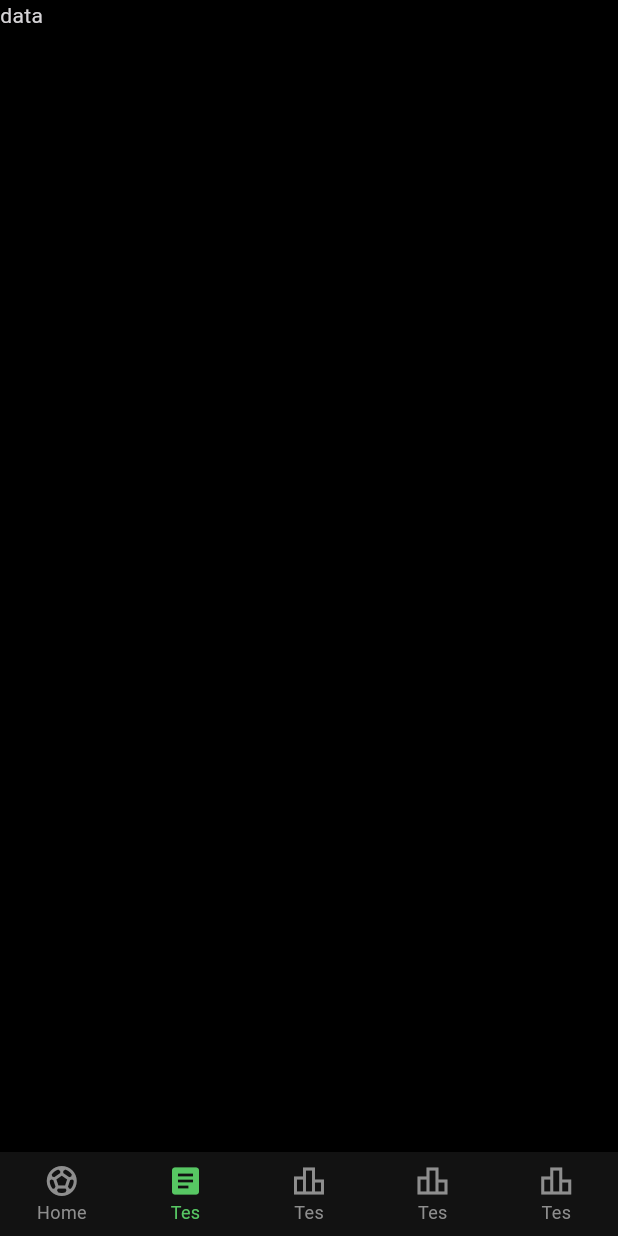
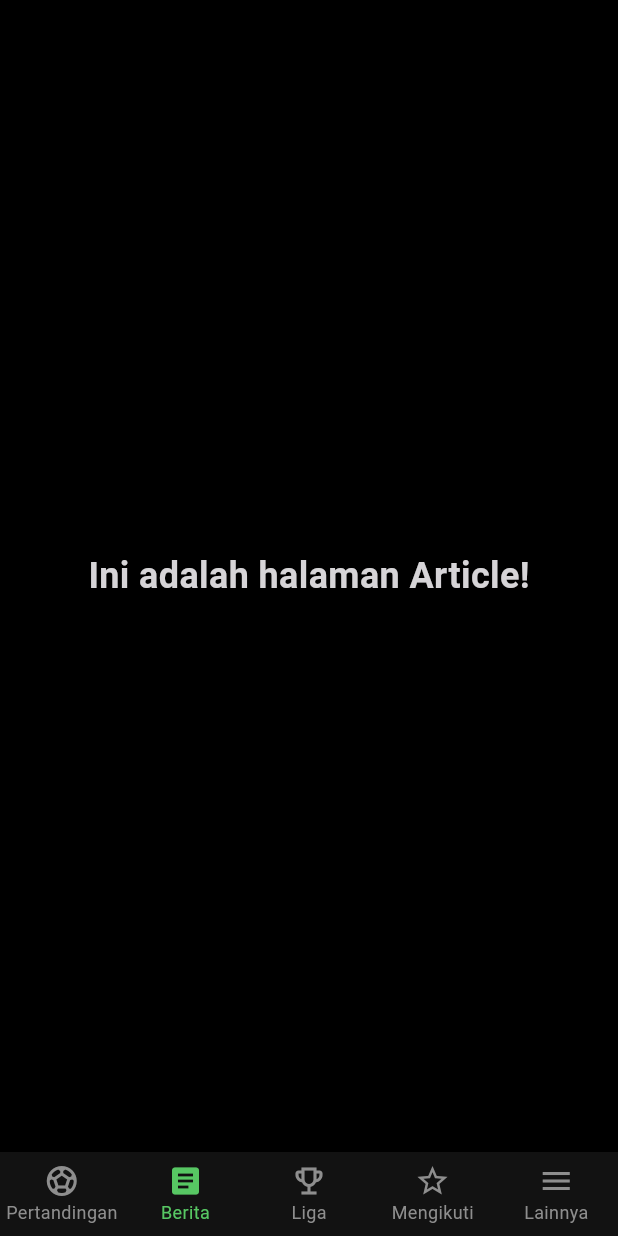
Before and after one commit to Ivanrhmt77/fotmob, a Flutter app: the screen it shows after launch, item 2 of the bottom bar chosen, on a phone screen of 412 x 824 dp. Run offline on Flutter 3.47's test engine with Material 3 defaults, Android fonts, the phone set to English and light mode, and no system bars.

Commit message:
Add bottom navbar

```diff
--- a/lib/main.dart
+++ b/lib/main.dart
@@ -13,9 +13,13 @@ class MyApp extends StatelessWidget {
   Widget build(BuildContext context) {
     return MaterialApp(
       title: 'Flutter Demo',
-      theme: ThemeData(
+      theme: ThemeData.dark().copyWith(
         primaryColor: AppColors.black,
         scaffoldBackgroundColor: AppColors.black,
+        textTheme: ThemeData.dark().textTheme.apply(
+          bodyColor: AppColors.lightGray,
+        ),
+        iconTheme: const IconThemeData(color: AppColors.lightGray),
       ),
       home: const MyHomePage(),
     );
--- /dev/null
+++ b/lib/screens/article_page.dart
@@ -0,0 +1,17 @@
+import 'package:flutter/material.dart';
+
+class ArticlePage extends StatelessWidget {
+  const ArticlePage({super.key});
+
+  @override
+  Widget build(BuildContext context) {
+    return Scaffold(
+      body: const Center(
+        child: Text(
+          'Ini adalah halaman Article!',
+          style: TextStyle(fontSize: 24, fontWeight: FontWeight.bold),
+        ),
+      ),
+    );
+  }
+}
--- a/lib/screens/main_page.dart
+++ b/lib/screens/main_page.dart
@@ -1,4 +1,5 @@
 import 'package:flutter/material.dart';
+import 'package:fotmob/screens/article_page.dart';
 import 'package:fotmob/utils/colors.dart';
 
 class MyHomePage extends StatefulWidget {
@@ -13,7 +14,7 @@ class _MyHomePageState extends State<MyHomePage> {
 
   final List<Widget> _pages = const [
     Scaffold(),
-    Scaffold(body: Text("data", style: TextStyle(color: AppColors.lightGray))),
+    ArticlePage(),
     Scaffold(),
     Scaffold(),
     Scaffold(),
@@ -26,10 +27,15 @@ class _MyHomePageState extends State<MyHomePage> {
   @override
   Widget build(BuildContext context) {
     return Scaffold(
+      // appBar: _buildAppBar(),
       body: _pages[_selectedIndex],
       bottomNavigationBar: _buildBottomNavigationBar(),
     );
   }
+
+  // AppBar _buildAppBar() {
+  //   return AppBar(backgroundColor: AppColors.darkBlackGray, );
+  // }
 
   Widget _buildBottomNavigationBar() {
     return BottomNavigationBar(
@@ -47,27 +53,27 @@ class _MyHomePageState extends State<MyHomePage> {
         BottomNavigationBarItem(
           icon: Icon(Icons.sports_soccer_outlined),
           activeIcon: Icon(Icons.sports_soccer),
-          label: 'Home',
+          label: 'Pertandingan',
         ),
         BottomNavigationBarItem(
           icon: Icon(Icons.article_outlined),
           activeIcon: Icon(Icons.article),
-          label: 'Tes',
+          label: 'Berita',
         ),
         BottomNavigationBarItem(
-          icon: Icon(Icons.leaderboard_outlined),
-          activeIcon: Icon(Icons.leaderboard),
-          label: 'Tes',
+          icon: Icon(Icons.emoji_events_outlined),
+          activeIcon: Icon(Icons.emoji_events),
+          label: 'Liga',
         ),
         BottomNavigationBarItem(
-          icon: Icon(Icons.leaderboard_outlined),
-          activeIcon: Icon(Icons.leaderboard),
-          label: 'Tes',
+          icon: Icon(Icons.star_border_outlined),
+          activeIcon: Icon(Icons.star),
+          label: 'Mengikuti',
         ),
         BottomNavigationBarItem(
-          icon: Icon(Icons.leaderboard_outlined),
-          activeIcon: Icon(Icons.leaderboard),
-          label: 'Tes',
+          icon: Icon(Icons.menu_outlined),
+          activeIcon: Icon(Icons.menu),
+          label: 'Lainnya',
         ),
       ],
     );
--- a/lib/utils/colors.dart
+++ b/lib/utils/colors.dart
@@ -4,6 +4,7 @@ class AppColors {
   static const Color darkGray = Color(0xFF121212);
   static const Color green = Color(0xFF57C763);
   static const Color blackGray = Color(0xFF1A1A1A);
+  static const Color darkBlackGray = Color(0xFF171717);
   static const Color gray = Color(0xFF8E8E8E);
   static const Color black = Color(0xFF000000);
   static const Color lightGray = Color(0xFFD6D4D7);
```
